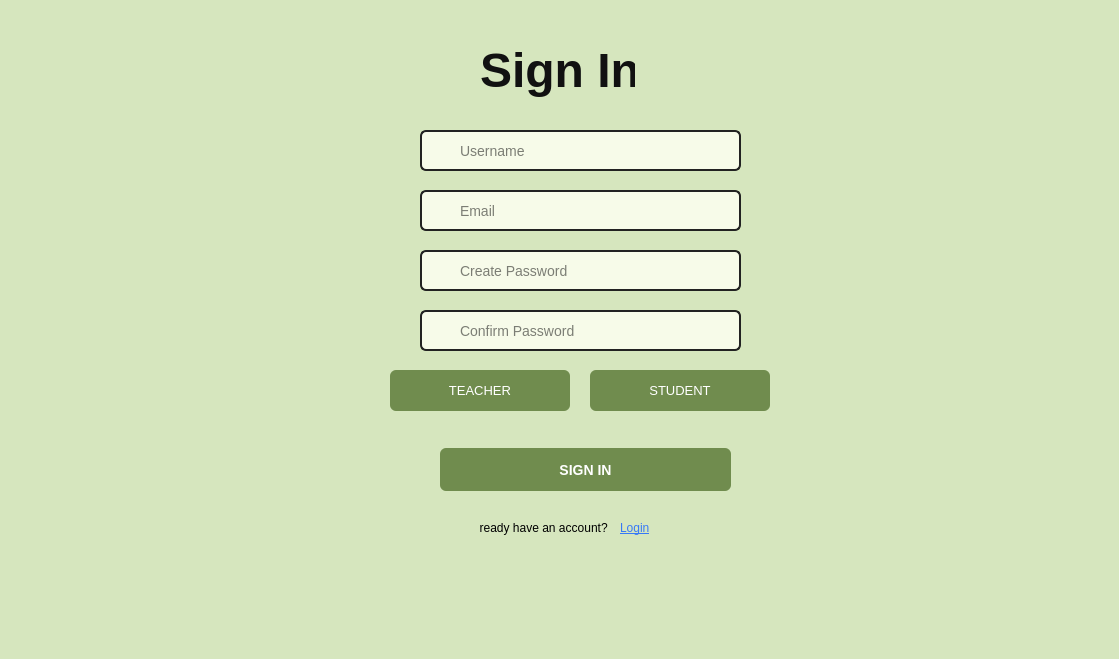
This is ui/page2.ui in Thisyath/lms-learnup as Qt 5 draws it before an edit. The edited form follows.
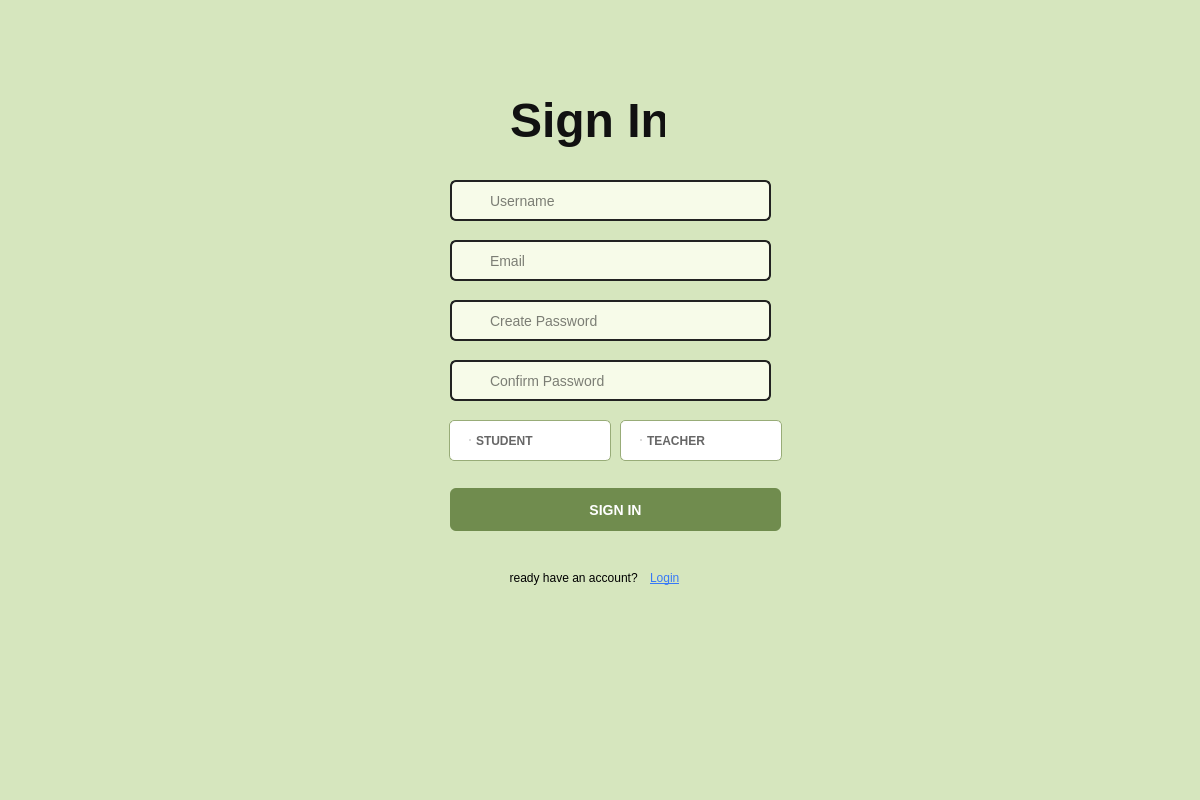
This is the edited form. Icons and pictures are not drawn.

Patch:
```diff
--- a/ui/page2.ui
+++ b/ui/page2.ui
@@ -6,8 +6,8 @@
    <rect>
     <x>0</x>
     <y>0</y>
-    <width>1119</width>
-    <height>659</height>
+    <width>1200</width>
+    <height>800</height>
    </rect>
   </property>
   <property name="styleSheet">
@@ -54,8 +54,8 @@
   <widget class="QLabel" name="titleLabel">
    <property name="geometry">
     <rect>
-     <x>480</x>
-     <y>40</y>
+     <x>510</x>
+     <y>90</y>
      <width>155</width>
      <height>60</height>
     </rect>
@@ -70,8 +70,8 @@
   <widget class="QWidget" name="footerWidget" native="true">
    <property name="geometry">
     <rect>
-     <x>300</x>
-     <y>510</y>
+     <x>330</x>
+     <y>560</y>
      <width>553</width>
      <height>38</height>
     </rect>
@@ -112,8 +112,8 @@
   <widget class="QLineEdit" name="lineUsername">
    <property name="geometry">
     <rect>
-     <x>420</x>
-     <y>130</y>
+     <x>450</x>
+     <y>180</y>
      <width>321</width>
      <height>41</height>
     </rect>
@@ -131,8 +131,8 @@
   <widget class="QLineEdit" name="lineEmail">
    <property name="geometry">
     <rect>
-     <x>420</x>
-     <y>190</y>
+     <x>450</x>
+     <y>240</y>
      <width>321</width>
      <height>41</height>
     </rect>
@@ -144,8 +144,8 @@
   <widget class="QLineEdit" name="linePassword">
    <property name="geometry">
     <rect>
-     <x>420</x>
-     <y>250</y>
+     <x>450</x>
+     <y>300</y>
      <width>321</width>
      <height>41</height>
     </rect>
@@ -160,8 +160,8 @@
   <widget class="QLineEdit" name="lineConfirmPassword">
    <property name="geometry">
     <rect>
-     <x>420</x>
-     <y>310</y>
+     <x>450</x>
+     <y>360</y>
      <width>321</width>
      <height>41</height>
     </rect>
@@ -176,8 +176,8 @@
   <widget class="QLabel" name="iconUser">
    <property name="geometry">
     <rect>
-     <x>350</x>
-     <y>130</y>
+     <x>380</x>
+     <y>180</y>
      <width>37</width>
      <height>37</height>
     </rect>
@@ -192,8 +192,8 @@
   <widget class="QLabel" name="iconEmail">
    <property name="geometry">
     <rect>
-     <x>350</x>
-     <y>190</y>
+     <x>380</x>
+     <y>240</y>
      <width>34</width>
      <height>37</height>
     </rect>
@@ -208,8 +208,8 @@
   <widget class="QLabel" name="iconPassword">
    <property name="geometry">
     <rect>
-     <x>350</x>
-     <y>250</y>
+     <x>380</x>
+     <y>300</y>
      <width>31</width>
      <height>31</height>
     </rect>
@@ -224,8 +224,8 @@
   <widget class="QLabel" name="iconPassword_2">
    <property name="geometry">
     <rect>
-     <x>350</x>
-     <y>310</y>
+     <x>380</x>
+     <y>360</y>
      <width>31</width>
      <height>31</height>
     </rect>
@@ -240,9 +240,9 @@
   <widget class="QPushButton" name="btnSignIn">
    <property name="geometry">
     <rect>
-     <x>440</x>
-     <y>430</y>
-     <width>291</width>
+     <x>450</x>
+     <y>470</y>
+     <width>331</width>
      <height>61</height>
     </rect>
    </property>
@@ -250,32 +250,73 @@
     <string>SIGN IN</string>
    </property>
   </widget>
-  <widget class="QPushButton" name="btnTeacher">
+  <widget class="QRadioButton" name="studentRadio">
    <property name="geometry">
     <rect>
-     <x>390</x>
-     <y>370</y>
-     <width>180</width>
+     <x>449</x>
+     <y>420</y>
+     <width>162</width>
      <height>41</height>
     </rect>
    </property>
-   <property name="text">
-    <string>TEACHER</string>
-   </property>
-  </widget>
-  <widget class="QPushButton" name="btnStudent">
-   <property name="geometry">
-    <rect>
-     <x>590</x>
-     <y>370</y>
-     <width>180</width>
-     <height>41</height>
-    </rect>
+   <property name="styleSheet">
+    <string notr="true">QRadioButton {
+	border-color: rgb(0, 0, 0);
+    background-color: white;
+    color: #666666;
+    padding: 10px 20px;
+    border: 1px solid #98AC78;
+    border-radius: 5px;
+    min-width: 120px;
+    font-weight: bold;
+}
+QRadioButton:checked {
+    background-color: #98AC78;
+    color: white;
+    border: none;
+}
+QRadioButton::indicator {
+    width: 0;
+    height: 0;
+}</string>
    </property>
    <property name="text">
     <string>STUDENT</string>
    </property>
   </widget>
+  <widget class="QRadioButton" name="teacherRadio">
+   <property name="geometry">
+    <rect>
+     <x>620</x>
+     <y>420</y>
+     <width>162</width>
+     <height>41</height>
+    </rect>
+   </property>
+   <property name="styleSheet">
+    <string notr="true">QRadioButton {
+    background-color: white;
+    color: #666666;
+    padding: 10px 20px;
+    border: 1px solid #98AC78;
+    border-radius: 5px;
+    min-width: 120px;
+    font-weight: bold;
+}
+QRadioButton:checked {
+    background-color: #98AC78;
+    color: white;
+    border: none;
+}
+QRadioButton::indicator {
+    width: 0;
+    height: 0;
+}</string>
+   </property>
+   <property name="text">
+    <string>TEACHER</string>
+   </property>
+  </widget>
  </widget>
  <resources/>
  <connections/>
```
